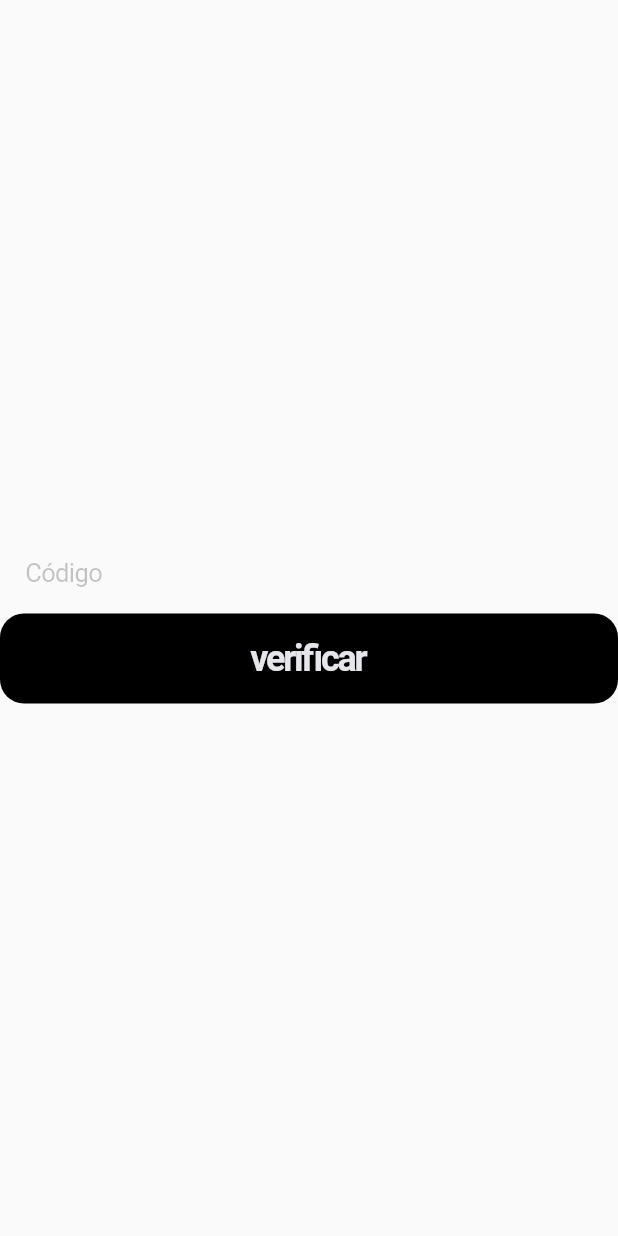
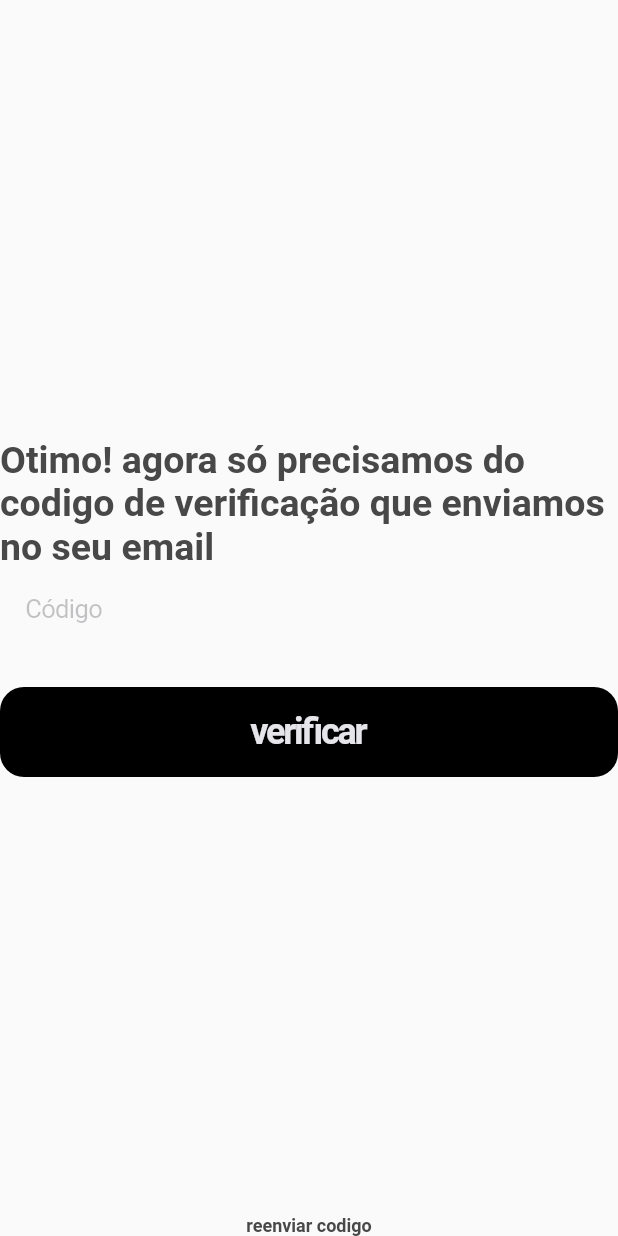
Before and after one commit to role-pi/app, a Flutter app: the VerificationWidget widget shown alone on an empty page, opened directly, on a phone screen of 412 x 824 dp. Run offline on Flutter 3.47's test engine with Material 2 defaults, Android fonts, the phone set to English and light mode, and no system bars; our stand-ins replace flutter_secure_storage; accounts and stored records are empty; network calls fail.

Commit message:
detalhes grafic

```diff
--- a/lib/features/user_login/widgets/verification_widget.dart
+++ b/lib/features/user_login/widgets/verification_widget.dart
@@ -17,6 +17,14 @@ class VerificationWidget extends StatelessWidget {
       child: Column(
         children: [
           Spacer(),
+          Text(
+            "Otimo! agora só precisamos do codigo de verificação que enviamos no seu email",
+            style: TextStyle(
+              color: Color.fromARGB(255, 72, 72, 72),
+              fontWeight: FontWeight.bold,
+              fontSize: 25,
+            ),
+          ),
           CupertinoTextFormFieldRow(
             placeholder: "Código",
             controller: _codeController,
@@ -24,6 +32,7 @@ class VerificationWidget extends StatelessWidget {
             style: TextStyle(color: CupertinoColors.white),
             keyboardType: TextInputType.number,
           ),
+          SizedBox(height: 25),
           RoundButton(
             onPressed: () async {
               onTap?.call(_codeController.text);
@@ -31,6 +40,14 @@ class VerificationWidget extends StatelessWidget {
             text: 'verificar',
           ),
           Spacer(),
+          Text(
+            "reenviar codigo",
+            style: TextStyle(
+              color: Color.fromARGB(255, 72, 72, 72),
+              fontWeight: FontWeight.bold,
+              fontSize: 12,
+            ),
+          ),
         ],
       ),
     );
```
Also changed, not shown: lib/features/user_login/widgets/signup_widget.dart (+7 -5 lines).
